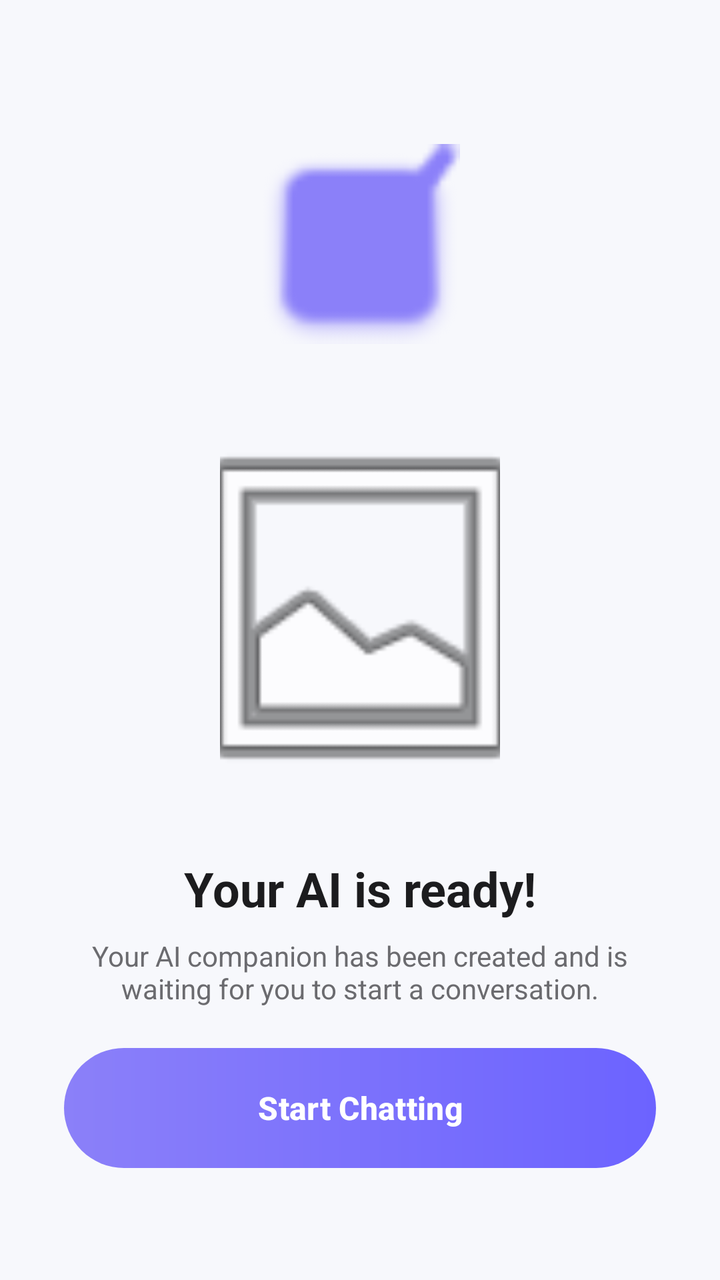
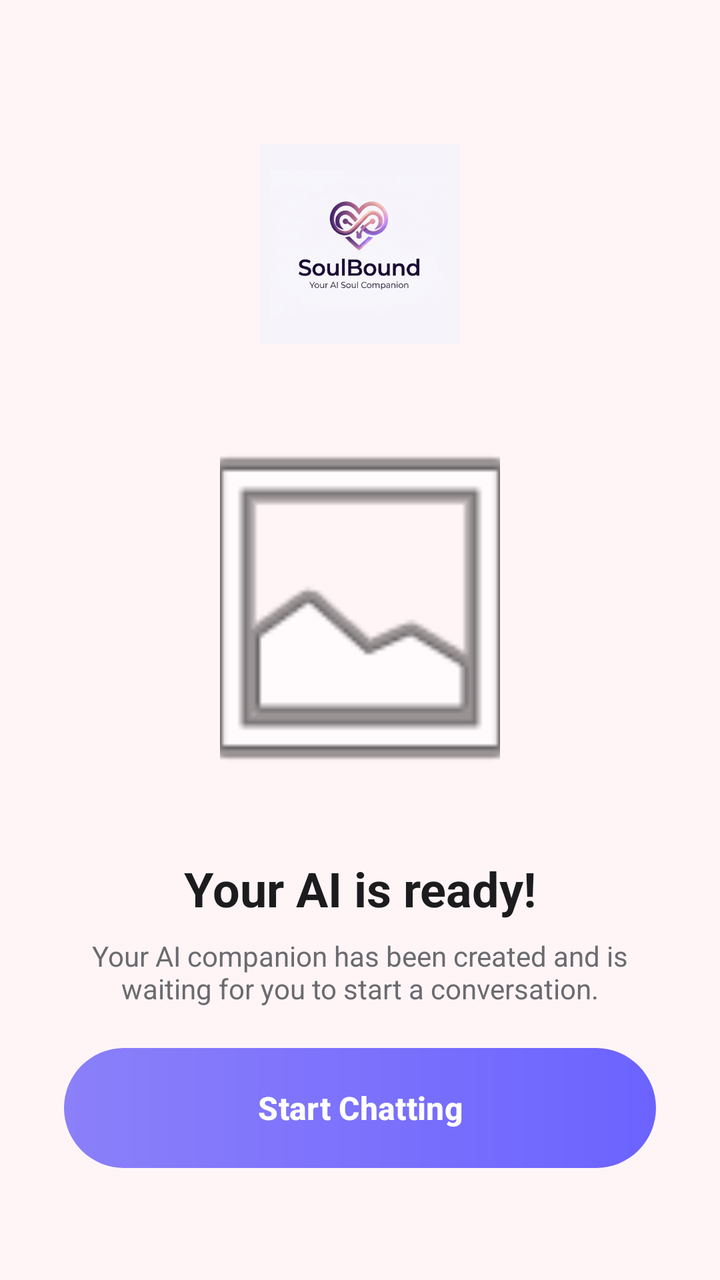

An Android layout rendered at two revisions. The XML below is the earlier revision; the diff shows what the commit changed to produce the second picture.
<!-- AndroidManifest.xml: application theme Theme.Chstbot -->
<!-- res/layout/dialog_bot_created.xml -->
<?xml version="1.0" encoding="utf-8"?>
<androidx.constraintlayout.widget.ConstraintLayout xmlns:android="http://schemas.android.com/apk/res/android"
    xmlns:app="http://schemas.android.com/apk/res-auto"
    android:layout_width="match_parent"
    android:layout_height="match_parent"
    android:background="@color/bg_main"
    android:padding="32dp">

    
    <ImageView
        android:id="@+id/imgSuccessCheck"
        android:layout_width="100dp"
        android:layout_height="100dp"
        android:layout_marginTop="40dp"
        android:src="@android:drawable/checkbox_on_background"
        app:layout_constraintEnd_toEndOf="parent"
        app:layout_constraintStart_toStartOf="parent"
        app:layout_constraintTop_toTopOf="parent"
        app:tint="@color/accent_purple" />

    <com.google.android.material.imageview.ShapeableImageView
        android:id="@+id/imgBotCreated"
        android:layout_width="140dp"
        android:layout_height="200dp"
        android:layout_marginTop="32dp"
        android:scaleType="centerCrop"
        android:src="@android:drawable/ic_menu_gallery"
        app:layout_constraintEnd_toEndOf="parent"
        app:layout_constraintStart_toStartOf="parent"
        app:layout_constraintTop_toBottomOf="@id/imgSuccessCheck"
        app:shapeAppearanceOverlay="@style/RoundedImage" />

    <TextView
        android:id="@+id/tvBotNameCreated"
        android:layout_width="wrap_content"
        android:layout_height="wrap_content"
        android:layout_marginTop="24dp"
        android:text="Your AI is ready!"
        android:textColor="@color/text_main"
        android:textSize="24sp"
        android:textStyle="bold"
        app:layout_constraintEnd_toEndOf="parent"
        app:layout_constraintStart_toStartOf="parent"
        app:layout_constraintTop_toBottomOf="@id/imgBotCreated" />

    <TextView
        android:layout_width="0dp"
        android:layout_height="wrap_content"
        android:layout_marginTop="8dp"
        android:gravity="center"
        android:text="Your AI companion has been created and is waiting for you to start a conversation."
        android:textColor="@color/text_label"
        android:textSize="14sp"
        app:layout_constraintEnd_toEndOf="parent"
        app:layout_constraintStart_toStartOf="parent"
        app:layout_constraintTop_toBottomOf="@id/tvBotNameCreated" />

    <Button
        android:id="@+id/btnGoToProfile"
        android:layout_width="match_parent"
        android:layout_height="60dp"
        android:layout_marginBottom="24dp"
        android:background="@drawable/bg_signup_button"
        android:text="Start Chatting"
        android:textAllCaps="false"
        android:textColor="@color/white"
        android:textSize="16sp"
        android:textStyle="bold"
        app:backgroundTint="@null"
        app:layout_constraintBottom_toBottomOf="parent" />

</androidx.constraintlayout.widget.ConstraintLayout>
<!-- resources referenced by this layout -->
<resources>
  <color name="accent_purple">#8B80F9</color>
  <color name="bg_main">#F7F8FC</color>
  <color name="text_label">#6B6B6F</color>
  <color name="text_main">#1C1C1E</color>
  <color name="white">#FFFFFF</color>
  <!-- drawable bg_signup_button (drawable) -->
  <?xml version="1.0" encoding="utf-8"?>
  <shape xmlns:android="http://schemas.android.com/apk/res/android">
      <gradient
          android:startColor="#8B80F9"
          android:endColor="#6C63FF"
          android:angle="0" />
      <corners android:radius="30dp" />
  </shape>
  <style name="RoundedImage" parent="">
          <item name="cornerSize">24dp</item>
      </style>
  <style name="Theme.Chstbot" parent="Base.Theme.Chstbot" />
  <style name="Base.Theme.Chstbot" parent="Theme.Material3.DayNight.NoActionBar">
          <item name="colorPrimary">@color/primary</item>
          <item name="colorSecondary">@color/secondary</item>
  
          <item name="android:colorBackground">@color/bg_main</item>
          <item name="android:textColor">@color/text_main</item>
          
          
          <item name="android:windowAnimationStyle">@style/CustomActivityAnimation</item>
          
          
          <item name="android:statusBarColor">@color/bg_main</item>
          <item name="android:windowLightStatusBar" tools:targetApi="m">true</item>
  
          
          <item name="materialAlertDialogTheme">@style/ThemeOverlay.Chstbot.MaterialAlertDialog</item>
      </style>
  <color name="primary">#8B80F9</color>
  <color name="secondary">#9B8CFF</color>
  <style name="CustomActivityAnimation" parent="@android:style/Animation.Activity">
          <item name="android:activityOpenEnterAnimation">@anim/slide_in_right</item>
          <item name="android:activityOpenExitAnimation">@anim/slide_out_left</item>
          <item name="android:activityCloseEnterAnimation">@anim/slide_in_left</item>
          <item name="android:activityCloseExitAnimation">@anim/slide_out_right</item>
      </style>
  <style name="ThemeOverlay.Chstbot.MaterialAlertDialog" parent="ThemeOverlay.Material3.MaterialAlertDialog">
          <item name="colorSurface">@color/bg_card</item>
          <item name="colorOnSurface">@color/text_main</item>
          <item name="android:textColorPrimary">@color/text_main</item>
          <item name="colorPrimary">@color/primary</item>
          
          <item name="buttonBarPositiveButtonStyle">@style/Chstbot.Dialog.Button</item>
          <item name="buttonBarNegativeButtonStyle">@style/Chstbot.Dialog.Button</item>
          <item name="buttonBarNeutralButtonStyle">@style/Chstbot.Dialog.Button</item>
      </style>
  <color name="bg_card">#FFFFFF</color>
  <style name="Chstbot.Dialog.Button" parent="Widget.Material3.Button.TextButton">
          <item name="android:textColor">@color/primary</item>
          <item name="android:fontFamily">@font/poppins_bold</item>
      </style>
</resources>

<!-- the commit's change to res/layout/dialog_bot_created.xml (unified diff, before → after) -->
@@ -12,11 +12,10 @@
         android:layout_width="100dp"
         android:layout_height="100dp"
         android:layout_marginTop="40dp"
-        android:src="@android:drawable/checkbox_on_background"
+        android:src="@drawable/icon"
         app:layout_constraintEnd_toEndOf="parent"
         app:layout_constraintStart_toStartOf="parent"
-        app:layout_constraintTop_toTopOf="parent"
-        app:tint="@color/accent_purple" />
+        app:layout_constraintTop_toTopOf="parent"/>
 
     <com.google.android.material.imageview.ShapeableImageView
         android:id="@+id/imgBotCreated"
<!-- resource entries referenced after the edit -->
@@ -1,7 +1,6 @@
 <!-- resources referenced by this layout -->
 <resources>
-  <color name="accent_purple">#8B80F9</color>
-  <color name="bg_main">#F7F8FC</color>
+  <color name="bg_main">#FFF5F7</color>
   <color name="text_label">#6B6B6F</color>
   <color name="text_main">#1C1C1E</color>
   <color name="white">#FFFFFF</color>
@@ -14,6 +13,7 @@
           android:angle="0" />
       <corners android:radius="30dp" />
   </shape>
+  <!-- drawable icon: png bitmap (drawable, 160397 bytes) -->
   <style name="RoundedImage" parent="">
           <item name="cornerSize">24dp</item>
       </style>
